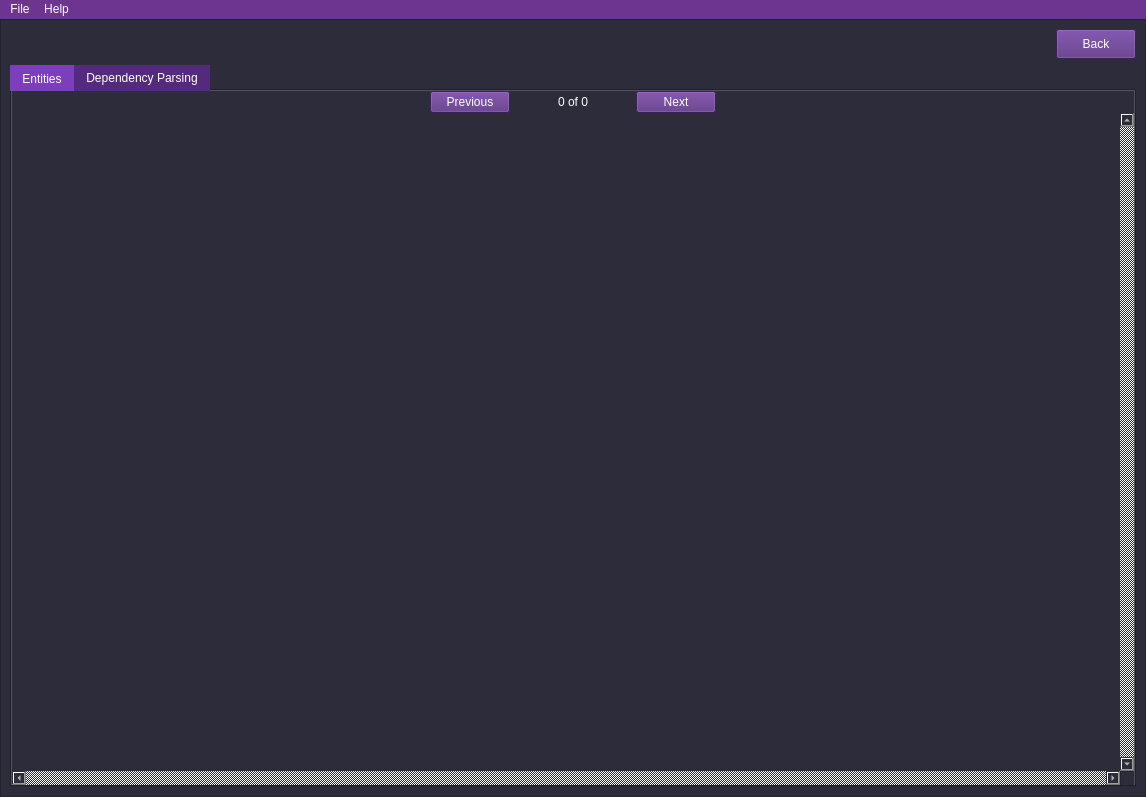
Old version of the form GWAS_Miner/res/gwas_miner.ui in the repository Thomas-Rowlands/GWAS-Miner.
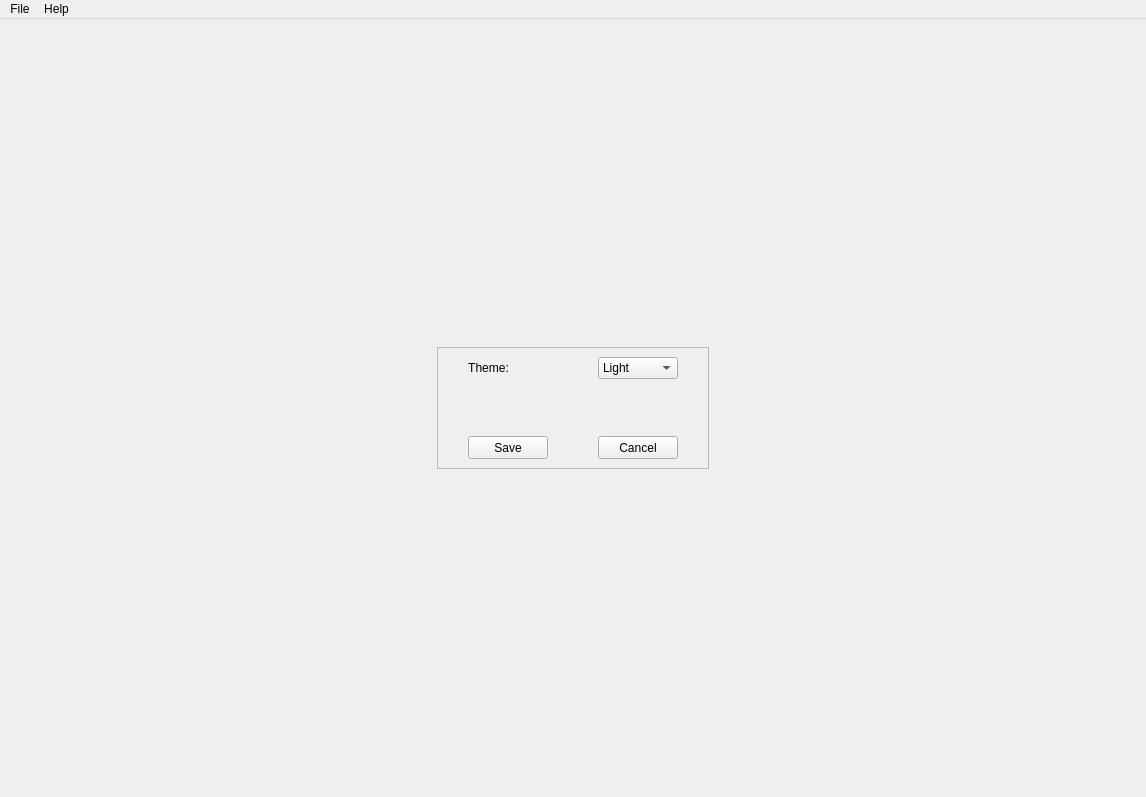
New version of the form. The open tabs and pages were chosen to show the change.

Commit message: Implemented basic study stats page and configurable setting.

The edit to the form file:
```diff
--- a/GWAS_Miner/res/gwas_miner.ui
+++ b/GWAS_Miner/res/gwas_miner.ui
@@ -24,55 +24,7 @@
    <string>GWAS Miner</string>
   </property>
   <property name="styleSheet">
-   <string notr="true">QWidget {
-	background-color: rgb(44, 44, 59);
-	color: rgb(255, 255, 255);
-}
-QListWidget{
-	background-color: rgb(255, 255, 255);
-	color: rgb(0,0,0);
-}
-QListWidget::item::hover{
-	background-color: rgba(125, 62, 188, 150);
-}
-QListWidget::item::selected{
-	color: rgb(255,255,255);
-	background-color: rgb(103, 51, 154);
-}
-QPushButton{
-	background-color: rgb(84, 42, 126);
-}
-QProgressBar::chunk{
-	background-color: rgb(84, 42, 126);
-}
-QTabBar::tab{
-	background-color: rgba(125, 62, 188, 255);
-}
-QTabBar::tab::selected{
-	background-color: rgb(84, 42, 126);
-}
-QMenuBar{
-	background-color: rgb(109, 52, 144);
-}
-QMenuBar::item:selected{
-	background-color: rgb(140, 67, 185);
-}
-QMenu::item:selected{
-	background-color:  rgb(140, 67, 185);
-}
-QMenu{
-	background-color: rgb(109, 52, 144);
-}
-QLabel{
-	background-color: rgba(0,0,0,0);
-}
-QTextBrowser{
-	background-color:rgb(255,255,255);
-}
-QSvgWidget{
-	background-color:white;
-	color:black;
-}</string>
+   <string notr="true"/>
   </property>
   <property name="unifiedTitleAndToolBarOnMac">
    <bool>true</bool>
@@ -592,7 +544,7 @@
             <widget class="QPushButton" name="visualise_back_btn">
              <property name="minimumSize">
               <size>
-               <width>0</width>
+               <width>75</width>
                <height>30</height>
               </size>
              </property>
@@ -784,8 +736,8 @@
                      <rect>
                       <x>0</x>
                       <y>0</y>
-                      <width>83</width>
-                      <height>31</height>
+                      <width>1101</width>
+                      <height>649</height>
                      </rect>
                     </property>
                     <property name="sizePolicy">
@@ -803,6 +755,9 @@
                          <height>0</height>
                         </size>
                        </property>
+                       <property name="styleSheet">
+                        <string notr="true">background-color:transparent;</string>
+                       </property>
                        <property name="text">
                         <string/>
                        </property>
@@ -819,6 +774,52 @@
                </item>
               </layout>
              </widget>
+             <widget class="QWidget" name="visualisation_stats_tab">
+              <attribute name="title">
+               <string>Stats</string>
+              </attribute>
+              <layout class="QGridLayout" name="gridLayout_8">
+               <item row="0" column="2">
+                <widget class="QTableWidget" name="visualise_stats_table">
+                 <property name="frameShape">
+                  <enum>QFrame::NoFrame</enum>
+                 </property>
+                 <property name="frameShadow">
+                  <enum>QFrame::Plain</enum>
+                 </property>
+                 <property name="sizeAdjustPolicy">
+                  <enum>QAbstractScrollArea::AdjustToContents</enum>
+                 </property>
+                 <property name="editTriggers">
+                  <set>QAbstractItemView::NoEditTriggers</set>
+                 </property>
+                 <property name="sortingEnabled">
+                  <bool>true</bool>
+                 </property>
+                 <column>
+                  <property name="text">
+                   <string>Phenotype</string>
+                  </property>
+                 </column>
+                 <column>
+                  <property name="text">
+                   <string>Matches</string>
+                  </property>
+                 </column>
+                 <column>
+                  <property name="text">
+                   <string>Ontology</string>
+                  </property>
+                 </column>
+                 <column>
+                  <property name="text">
+                   <string>Identifier</string>
+                  </property>
+                 </column>
+                </widget>
+               </item>
+              </layout>
+             </widget>
             </widget>
            </item>
           </layout>
@@ -826,6 +827,148 @@
         </item>
        </layout>
       </widget>
+      <widget class="QWidget" name="settings_page">
+       <layout class="QGridLayout" name="gridLayout_9">
+        <item row="1" column="2">
+         <spacer name="horizontalSpacer_2">
+          <property name="orientation">
+           <enum>Qt::Horizontal</enum>
+          </property>
+          <property name="sizeHint" stdset="0">
+           <size>
+            <width>40</width>
+            <height>20</height>
+           </size>
+          </property>
+         </spacer>
+        </item>
+        <item row="1" column="0">
+         <spacer name="horizontalSpacer">
+          <property name="orientation">
+           <enum>Qt::Horizontal</enum>
+          </property>
+          <property name="sizeHint" stdset="0">
+           <size>
+            <width>40</width>
+            <height>20</height>
+           </size>
+          </property>
+         </spacer>
+        </item>
+        <item row="0" column="1">
+         <spacer name="verticalSpacer">
+          <property name="orientation">
+           <enum>Qt::Vertical</enum>
+          </property>
+          <property name="sizeHint" stdset="0">
+           <size>
+            <width>20</width>
+            <height>40</height>
+           </size>
+          </property>
+         </spacer>
+        </item>
+        <item row="1" column="1">
+         <widget class="QFrame" name="settings_frame">
+          <property name="frameShape">
+           <enum>QFrame::StyledPanel</enum>
+          </property>
+          <property name="frameShadow">
+           <enum>QFrame::Raised</enum>
+          </property>
+          <layout class="QFormLayout" name="formLayout">
+           <property name="horizontalSpacing">
+            <number>50</number>
+           </property>
+           <property name="verticalSpacing">
+            <number>57</number>
+           </property>
+           <property name="leftMargin">
+            <number>30</number>
+           </property>
+           <property name="rightMargin">
+            <number>30</number>
+           </property>
+           <item row="0" column="0">
+            <widget class="QLabel" name="settings_theme_lbl">
+             <property name="minimumSize">
+              <size>
+               <width>38</width>
+               <height>20</height>
+              </size>
+             </property>
+             <property name="text">
+              <string>Theme:</string>
+             </property>
+             <property name="alignment">
+              <set>Qt::AlignCenter</set>
+             </property>
+            </widget>
+           </item>
+           <item row="0" column="1">
+            <widget class="QComboBox" name="theme_combobox">
+             <property name="minimumSize">
+              <size>
+               <width>75</width>
+               <height>20</height>
+              </size>
+             </property>
+             <item>
+              <property name="text">
+               <string>Light</string>
+              </property>
+             </item>
+             <item>
+              <property name="text">
+               <string>Dark</string>
+              </property>
+             </item>
+            </widget>
+           </item>
+           <item row="1" column="0">
+            <widget class="QPushButton" name="settings_save_btn">
+             <property name="minimumSize">
+              <size>
+               <width>75</width>
+               <height>23</height>
+              </size>
+             </property>
+             <property name="text">
+              <string>Save</string>
+             </property>
+            </widget>
+           </item>
+           <item row="1" column="1">
+            <widget class="QPushButton" name="settings_cancel_btn">
+             <property name="minimumSize">
+              <size>
+               <width>75</width>
+               <height>23</height>
+              </size>
+             </property>
+             <property name="text">
+              <string>Cancel</string>
+             </property>
+            </widget>
+           </item>
+          </layout>
+         </widget>
+        </item>
+        <item row="2" column="1">
+         <spacer name="verticalSpacer_2">
+          <property name="orientation">
+           <enum>Qt::Vertical</enum>
+          </property>
+          <property name="sizeHint" stdset="0">
+           <size>
+            <width>20</width>
+            <height>40</height>
+           </size>
+          </property>
+         </spacer>
+        </item>
+       </layout>
+      </widget>
      </widget>
     </item>
    </layout>
```
Left out of the diff: 113 changed lines with no effect on the pictures. The commit also changes 11 other files.
